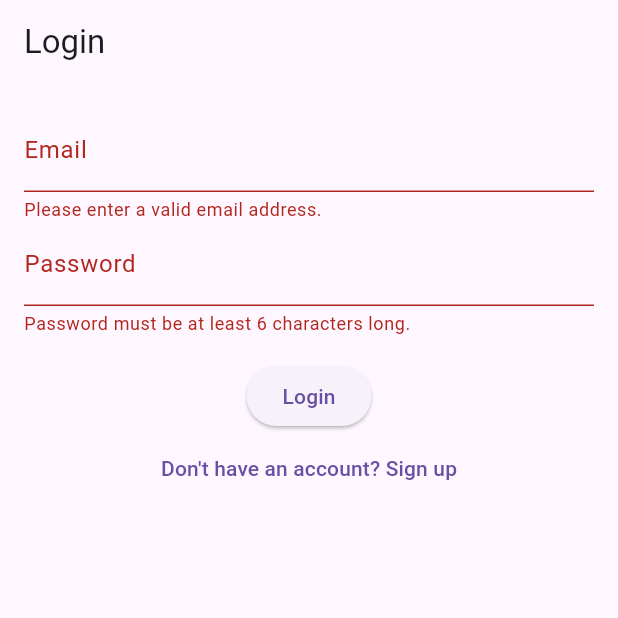
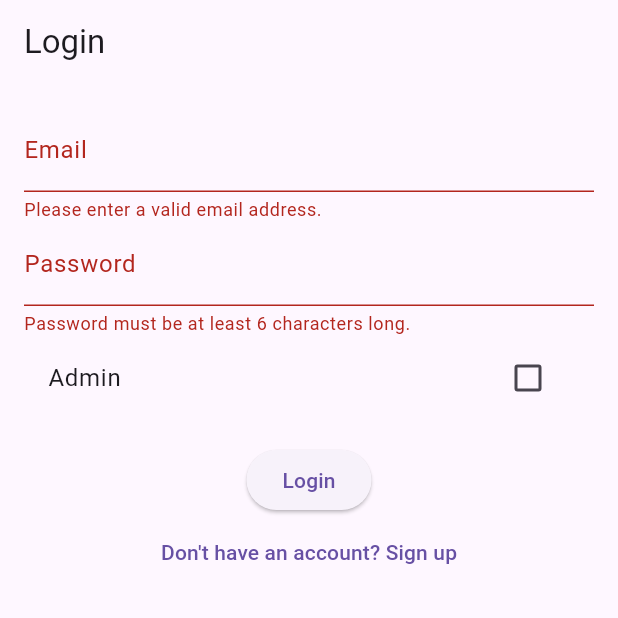
Before and after one commit to Karbelekedar/mad, a Flutter app: the screen it shows after launch, after a tap on "Login", on a phone screen of 412 x 824 dp, the top half of it. Run offline on Flutter 3.47's test engine with Material 3 defaults, Android fonts, the phone set to English and light mode, and no system bars.

Commit message:
auth fixes

```diff
--- a/fresh_cart/lib/main.dart
+++ b/fresh_cart/lib/main.dart
@@ -23,6 +23,7 @@ class MyApp extends StatelessWidget {
       home: const AuthScreen(),
       routes: {
         '/home': (ctx) => const HomeScreen(),
+        // '/admin-home': (ctx) => const AdminHomeScreen(),
         '/grocery-details': (ctx) => const GroceryDetailsScreen(),
         '/cart': (ctx) => const CartScreen(),
         '/checkout': (ctx) => const CheckoutScreen(),
--- a/fresh_cart/lib/screens/auth_screen.dart
+++ b/fresh_cart/lib/screens/auth_screen.dart
@@ -15,25 +15,39 @@ class _AuthScreenState extends State<AuthScreen> {
   String _email = '';
   String _password = '';
   bool _isLogin = true;
+  bool _isAdmin = false;
 
   void _submitForm() async {
     if (_formKey.currentState!.validate()) {
       _formKey.currentState!.save();
-
       final url = _isLogin
           ? Uri.parse('https://app-backend-06lr.onrender.com/login')
           : Uri.parse('https://app-backend-06lr.onrender.com/signup');
-
+      final requestBody = _isLogin
+          ? {'email': _email, 'password': _password, 'isAdmin': _isAdmin}
+          : {'email': _email, 'password': _password, 'isAdmin': _isAdmin};
       final response = await http.post(
         url,
-        body: json.encode({'email': _email, 'password': _password}),
+        body: json.encode(requestBody),
         headers: {'Content-Type': 'application/json'},
       );
-
       if (response.statusCode == 200) {
         final data = json.decode(response.body);
+        final user = data['user'];
         final isAdmin = data['isAdmin'];
-        Navigator.pushReplacementNamed(context, '/home', arguments: isAdmin);
+        if (isAdmin) {
+          Navigator.pushReplacementNamed(context, '/admin-home',
+              arguments: user);
+        } else {
+          Navigator.pushReplacementNamed(context, '/home', arguments: user);
+        }
+      } else if (response.statusCode == 409) {
+        ScaffoldMessenger.of(context).showSnackBar(
+          SnackBar(
+            content: const Text('User already exists. Please try again.'),
+            backgroundColor: Colors.red,
+          ),
+        );
       } else {
         final errorMessage = _isLogin
             ? 'Invalid email or password. Please try again.'
@@ -89,6 +103,15 @@ class _AuthScreenState extends State<AuthScreen> {
                     _password = value!;
                   },
                 ),
+                CheckboxListTile(
+                  title: const Text('Admin'),
+                  value: _isAdmin,
+                  onChanged: (value) {
+                    setState(() {
+                      _isAdmin = value!;
+                    });
+                  },
+                ),
                 const SizedBox(height: 16.0),
                 ElevatedButton(
                   onPressed: _submitForm,
@@ -100,9 +123,11 @@ class _AuthScreenState extends State<AuthScreen> {
                       _isLogin = !_isLogin;
                     });
                   },
-                  child: Text(_isLogin
-                      ? 'Don\'t have an account? Sign up'
-                      : 'Already have an account? Login'),
+                  child: Text(
+                    _isLogin
+                        ? 'Don\'t have an account? Sign up'
+                        : 'Already have an account? Login',
+                  ),
                 ),
               ],
             ),
```
Also changed, not shown: fresh_cart/lib/screens/admin_home.dart (added).
